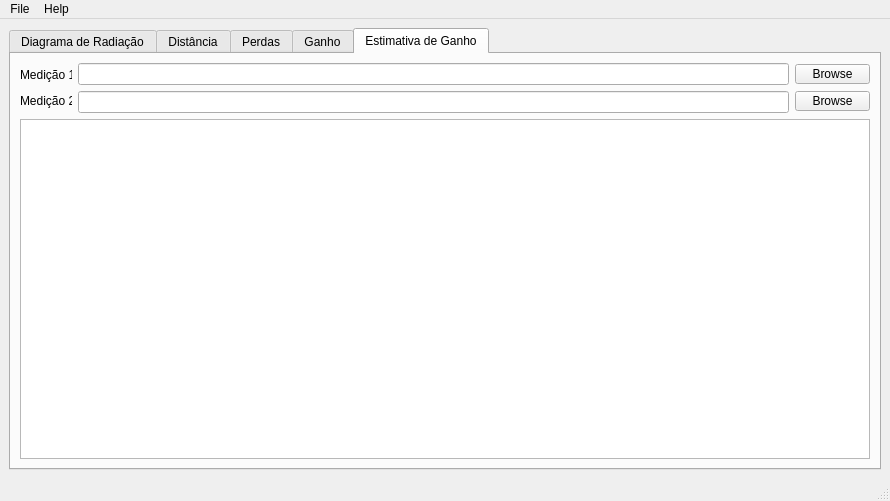
Before: the Qt Designer form AntennaTool_V5.ui in oxott/AntennaTool, drawn with Qt 5.
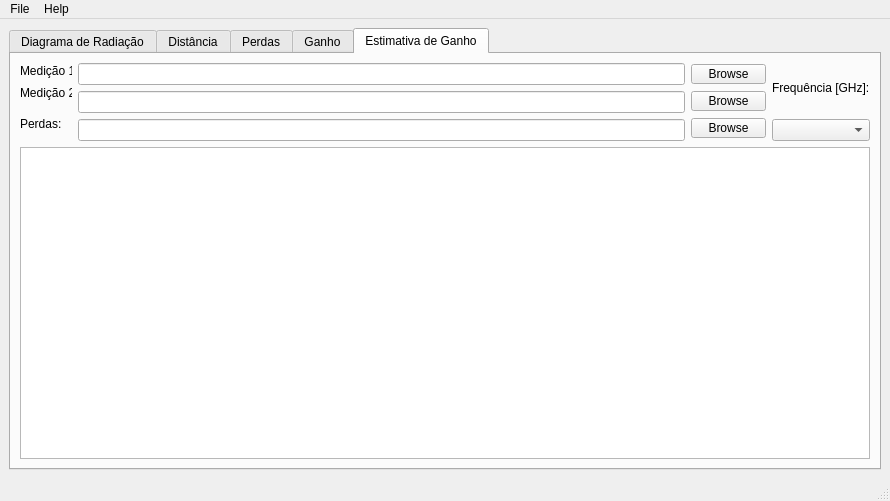
After: the same form once the commit is applied. The open tabs and pages were chosen to show the change.

Patch:
```diff
--- a/AntennaTool_V5.ui
+++ b/AntennaTool_V5.ui
@@ -599,6 +599,13 @@
                 </property>
                </widget>
               </item>
+              <item>
+               <widget class="QLabel" name="label_12">
+                <property name="text">
+                 <string>Perdas:</string>
+                </property>
+               </widget>
+              </item>
              </layout>
             </item>
             <item>
@@ -609,6 +616,9 @@
               <item>
                <widget class="QLineEdit" name="line_med2"/>
               </item>
+              <item>
+               <widget class="QLineEdit" name="line_perdas"/>
+              </item>
              </layout>
             </item>
             <item>
@@ -638,6 +648,33 @@
                  <string>Browse</string>
                 </property>
                </widget>
+              </item>
+              <item>
+               <widget class="QPushButton" name="estimate_gain_3_btn">
+                <property name="maximumSize">
+                 <size>
+                  <width>75</width>
+                  <height>20</height>
+                 </size>
+                </property>
+                <property name="text">
+                 <string>Browse</string>
+                </property>
+               </widget>
+              </item>
+             </layout>
+            </item>
+            <item>
+             <layout class="QVBoxLayout" name="verticalLayout_13">
+              <item>
+               <widget class="QLabel" name="label_11">
+                <property name="text">
+                 <string>Frequência [GHz]:</string>
+                </property>
+               </widget>
+              </item>
+              <item>
+               <widget class="QComboBox" name="gainEstimateFrequency"/>
               </item>
              </layout>
             </item>
```
Left out of the diff: 4 changed lines with no effect on the pictures.
